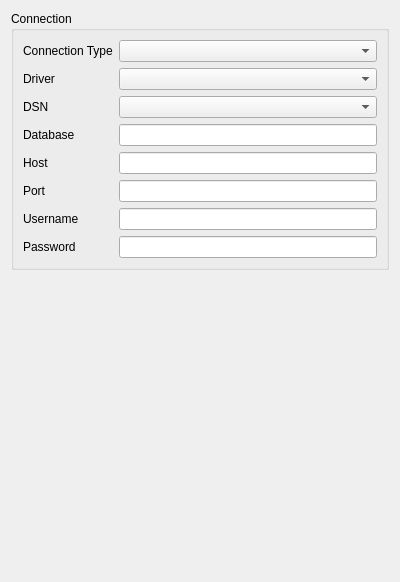
Old version of the form Resources/ui/DlgSettingsDatabase.ui in the repository davesrocketshop/MaterialDB.
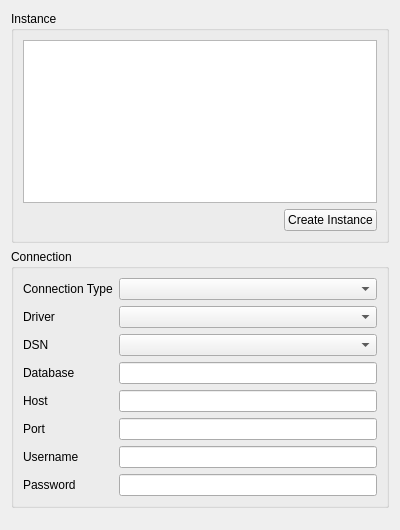
New version of the form.

Commit message: Support for multiple database instances

```diff
--- a/Resources/ui/DlgSettingsDatabase.ui
+++ b/Resources/ui/DlgSettingsDatabase.ui
@@ -7,13 +7,49 @@
     <x>0</x>
     <y>0</y>
     <width>400</width>
-    <height>582</height>
+    <height>530</height>
    </rect>
   </property>
   <property name="windowTitle">
    <string>Database</string>
   </property>
   <layout class="QVBoxLayout" name="verticalLayout">
+   <item>
+    <widget class="QGroupBox" name="groupInstance">
+     <property name="title">
+      <string>Instance</string>
+     </property>
+     <layout class="QVBoxLayout" name="verticalLayout_2">
+      <item>
+       <widget class="QListWidget" name="listWidget"/>
+      </item>
+      <item>
+       <layout class="QHBoxLayout" name="horizontalLayout">
+        <item>
+         <spacer name="horizontalSpacer">
+          <property name="orientation">
+           <enum>Qt::Orientation::Horizontal</enum>
+          </property>
+          <property name="sizeHint" stdset="0">
+           <size>
+            <width>40</width>
+            <height>20</height>
+           </size>
+          </property>
+         </spacer>
+        </item>
+        <item>
+         <widget class="QPushButton" name="buttonCreateInstance">
+          <property name="text">
+           <string>Create Instance</string>
+          </property>
+         </widget>
+        </item>
+       </layout>
+      </item>
+     </layout>
+    </widget>
+   </item>
    <item>
     <widget class="QGroupBox" name="groupDatabase">
      <property name="title">
```
Left out of the diff: 2 changed lines with no effect on the pictures. The commit also changes 8 other files.
